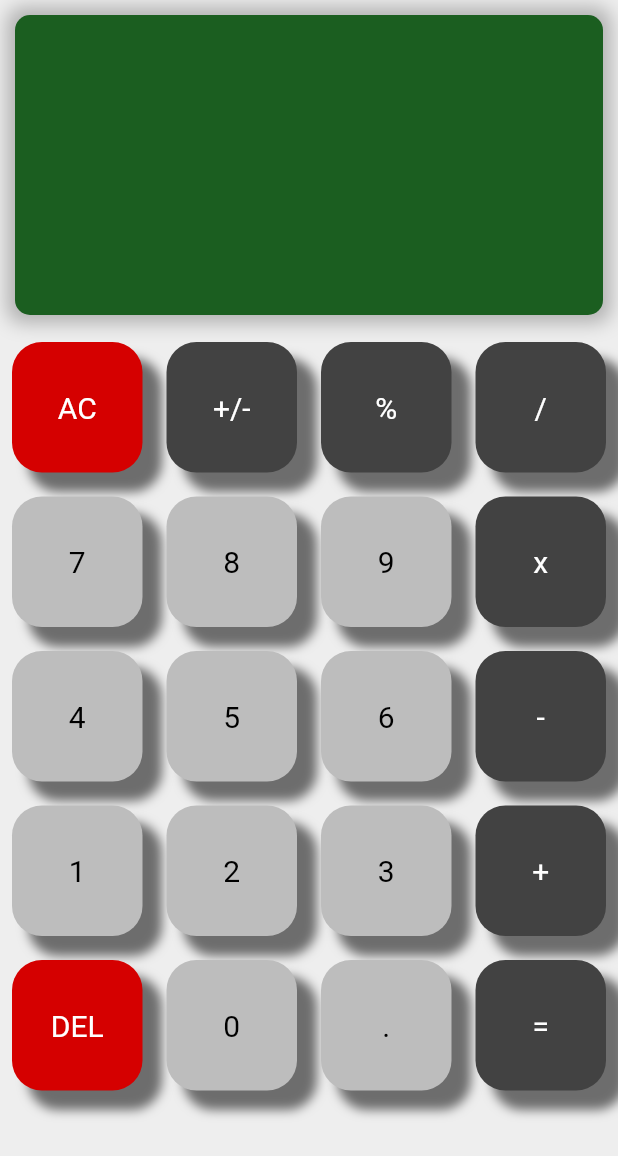
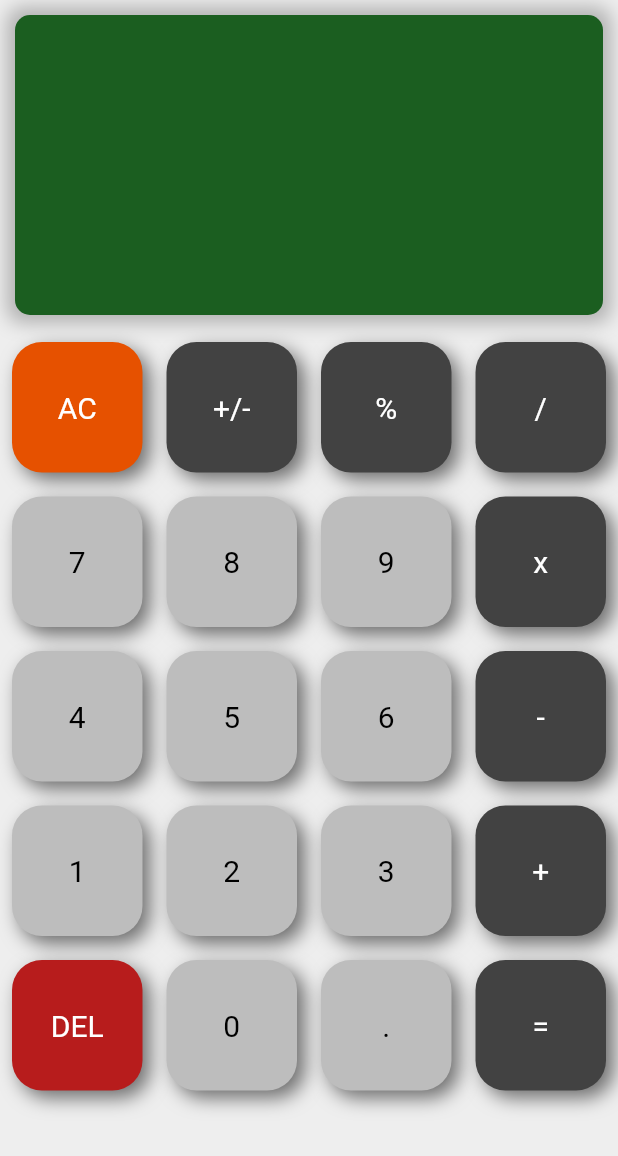
Before and after one commit to maciejdudek92/flutter-calc, a Flutter app: the screen it shows after launch, on a phone screen of 412 x 824 dp. Shown: the top 1156 px of the screen. Run offline on Flutter 3.47's test engine with Material 2 defaults, Android fonts, the phone set to English and light mode, and no system bars; our stand-ins replace auto_size_text, google_fonts, math_expressions.

Commit message:
update, times still not working

```diff
--- a/lib/main.dart
+++ b/lib/main.dart
@@ -3,6 +3,7 @@
 import 'package:flutter/material.dart';
 import 'package:math_expressions/math_expressions.dart';
 import 'package:google_fonts/google_fonts.dart';
+import 'package:auto_size_text/auto_size_text.dart';
 
 void main() => runApp(const MyApp());
 
@@ -32,120 +33,140 @@ class _CalcAppState extends State<CalcApp> {
 
   List<Map> buttons = [
     {
+      "isOperator": true,
       "title": "AC",
       "selected": false,
-      "color": Colors.redAccent[700],
+      "color": Colors.orange[900],
       "textColor": Colors.white
     },
     {
+      "isOperator": true,
       "title": "+/-",
       "selected": false,
       "color": Colors.grey[800],
       "textColor": Colors.white
     },
     {
+      "isOperator": true,
       "title": "%",
       "selected": false,
       "color": Colors.grey[800],
       "textColor": Colors.white
     },
     {
+      "isOperator": true,
       "title": "/",
       "selected": false,
       "color": Colors.grey[800],
       "textColor": Colors.white
     },
     {
+      "isOperator": false,
       "title": "7",
       "selected": false,
       "color": Colors.grey[400],
       "textColor": Colors.black
     },
     {
+      "isOperator": false,
       "title": "8",
       "selected": false,
       "color": Colors.grey[400],
       "textColor": Colors.black
     },
     {
+      "isOperator": false,
       "title": "9",
       "selected": false,
       "color": Colors.grey[400],
       "textColor": Colors.black
     },
     {
+      "isOperator": true,
       "title": "x",
       "selected": false,
       "color": Colors.grey[800],
       "textColor": Colors.white
     },
     {
+      "isOperator": false,
       "title": "4",
       "selected": false,
       "color": Colors.grey[400],
       "textColor": Colors.black
     },
     {
+      "isOperator": false,
       "title": "5",
       "selected": false,
       "color": Colors.grey[400],
       "textColor": Colors.black
     },
     {
+      "isOperator": false,
       "title": "6",
       "selected": false,
       "color": Colors.grey[400],
       "textColor": Colors.black
     },
     {
+      "isOperator": true,
       "title": "-",
       "selected": false,
       "color": Colors.grey[800],
       "textColor": Colors.white
     },
     {
+      "isOperator": false,
       "title": "1",
       "selected": false,
       "color": Colors.grey[400],
       "textColor": Colors.black
     },
     {
+      "isOperator": false,
       "title": "2",
       "selected": false,
       "color": Colors.grey[400],
       "textColor": Colors.black
     },
     {
+      "isOperator": false,
       "title": "3",
       "selected": false,
       "color": Colors.grey[400],
       "textColor": Colors.black
     },
     {
+      "isOperator": true,
       "title": "+",
       "selected": false,
       "color": Colors.grey[800],
       "textColor": Colors.white
     },
     {
+      "isOperator": true,
       "title": "DEL",
       "selected": false,
-      "color": Colors.redAccent[700],
+      "color": Colors.red[900],
       "textColor": Colors.white
     },
     {
+      "isOperator": false,
       "title": "0",
       "selected": false,
       "color": Colors.grey[400],
       "textColor": Colors.black
     },
     {
+      "isOperator": false,
       "title": ".",
       "selected": false,
       "color": Colors.grey[400],
       "textColor": Colors.black
     },
     {
+      "isOperator": true,
       "title": "=",
       "selected": false,
       "color": Colors.grey[800],
@@ -166,6 +187,7 @@ class _CalcAppState extends State<CalcApp> {
               decoration: BoxDecoration(
                 borderRadius: BorderRadius.all(Radius.circular(10)),
                 color: Colors.green[900],
+                // ignore: prefer_const_literals_to_create_immutables
                 boxShadow: [
                   BoxShadow(
                     color: Colors.black26,
@@ -173,39 +195,35 @@ class _CalcAppState extends State<CalcApp> {
                     spreadRadius: 5,
                     offset: Offset(0, 0),
                   ),
-                  // BoxShadow(
-                  //   color: Colors.white60,
-                  //   blurRadius: 5,
-                  //   spreadRadius: 1,
-                  //   offset: Offset(-4, -4),
-                  // ),
                 ],
               ),
               child: Column(
-                mainAxisAlignment: MainAxisAlignment.spaceEvenly,
+                mainAxisAlignment: MainAxisAlignment.spaceBetween,
                 children: <Widget>[
                   Container(
-                    padding: EdgeInsets.all(20),
+                    padding: EdgeInsets.all(10),
                     alignment: Alignment.topLeft,
-                    child: Text(
+                    child: AutoSizeText(
                       userEquation,
                       style: GoogleFonts.vt323(
                         textStyle: TextStyle(
                           fontSize: 30,
                         ),
                       ),
+                      maxLines: 2,
                     ),
                   ),
                   Container(
-                    padding: EdgeInsets.all(20),
+                    padding: EdgeInsets.all(10),
                     alignment: Alignment.bottomRight,
-                    child: Text(
+                    child: AutoSizeText(
                       equationResult,
                       style: GoogleFonts.vt323(
                         textStyle: TextStyle(
                           fontSize: 80,
                         ),
                       ),
+                      maxLines: 1,
                     ),
                   ),
                 ],
@@ -217,6 +235,7 @@ class _CalcAppState extends State<CalcApp> {
                 child: Center(
                   child: Container(
                     child: GridView.builder(
+                      primary: false,
                       itemCount: buttons.length,
                       gridDelegate: SliverGridDelegateWithFixedCrossAxisCount(
                           crossAxisCount: 4),
@@ -239,7 +258,22 @@ class _CalcAppState extends State<CalcApp> {
                               } else if (buttons[index]['title'] == "=") {
                                 equalPressed();
                               } else {
-                                userEquation += buttons[index]['title'];
+                                if (userEquation.length == 0) {
+                                  if (!buttons[index]['isOperator']) {
+                                    userEquation += buttons[index]['title'];
+                                  }
+                                } else {
+                                  if (double.tryParse(userEquation[
+                                          userEquation.length - 1]) !=
+                                      null) {
+                                    userEquation += buttons[index]['title'];
+                                  } else if (double.tryParse(userEquation[
+                                              userEquation.length - 1]) ==
+                                          null &&
+                                      !buttons[index]['isOperator']) {
+                                    userEquation += buttons[index]['title'];
+                                  }
+                                }
                               }
                             });
                           },
@@ -304,9 +338,9 @@ class _CalcAppState extends State<CalcApp> {
       return [
         BoxShadow(
           color: Colors.black54,
-          blurRadius: 5,
-          spreadRadius: 1,
-          offset: Offset(12, 12),
+          blurRadius: 10,
+          spreadRadius: 0,
+          offset: Offset(5, 5),
         ),
       ];
     } else {
--- a/pubspec.yaml
+++ b/pubspec.yaml
@@ -31,6 +31,7 @@ dependencies:
     sdk: flutter
   math_expressions: ^2.3.1
   google_fonts: ^3.0.1
+  auto_size_text: ^3.0.0
 
 
   # The following adds the Cupertino Icons font to your application.
```
Also changed, not shown: pubspec.lock.
